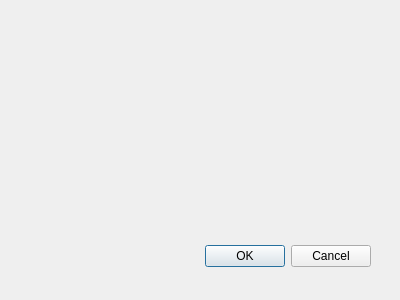
Above: src/forms/selectdictionarydialog.ui from Divaev/QClipboardTranslator before the change. Below: the same form after it.
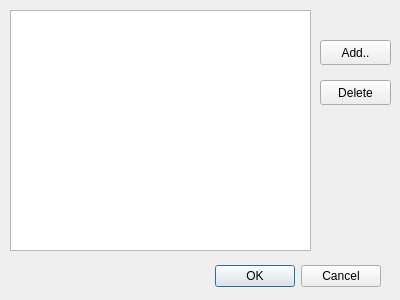
That is the form after the change.

```diff
--- a/src/forms/selectdictionarydialog.ui
+++ b/src/forms/selectdictionarydialog.ui
@@ -19,8 +19,8 @@
    <property name="geometry">
     <rect>
      <x>30</x>
-     <y>240</y>
-     <width>341</width>
+     <y>260</y>
+     <width>351</width>
      <height>32</height>
     </rect>
    </property>
@@ -31,6 +31,42 @@
     <set>QDialogButtonBox::Cancel|QDialogButtonBox::Ok</set>
    </property>
   </widget>
+  <widget class="QPushButton" name="addDictButton">
+   <property name="geometry">
+    <rect>
+     <x>320</x>
+     <y>40</y>
+     <width>71</width>
+     <height>25</height>
+    </rect>
+   </property>
+   <property name="text">
+    <string>Add..</string>
+   </property>
+  </widget>
+  <widget class="QPushButton" name="delDictButton">
+   <property name="geometry">
+    <rect>
+     <x>320</x>
+     <y>80</y>
+     <width>71</width>
+     <height>25</height>
+    </rect>
+   </property>
+   <property name="text">
+    <string>Delete</string>
+   </property>
+  </widget>
+  <widget class="QListWidget" name="dictListWidget">
+   <property name="geometry">
+    <rect>
+     <x>10</x>
+     <y>10</y>
+     <width>301</width>
+     <height>241</height>
+    </rect>
+   </property>
+  </widget>
  </widget>
  <pixmapfunction/>
  <resources/>
```
Left out of the diff: 11 changed lines with no effect on the pictures.
